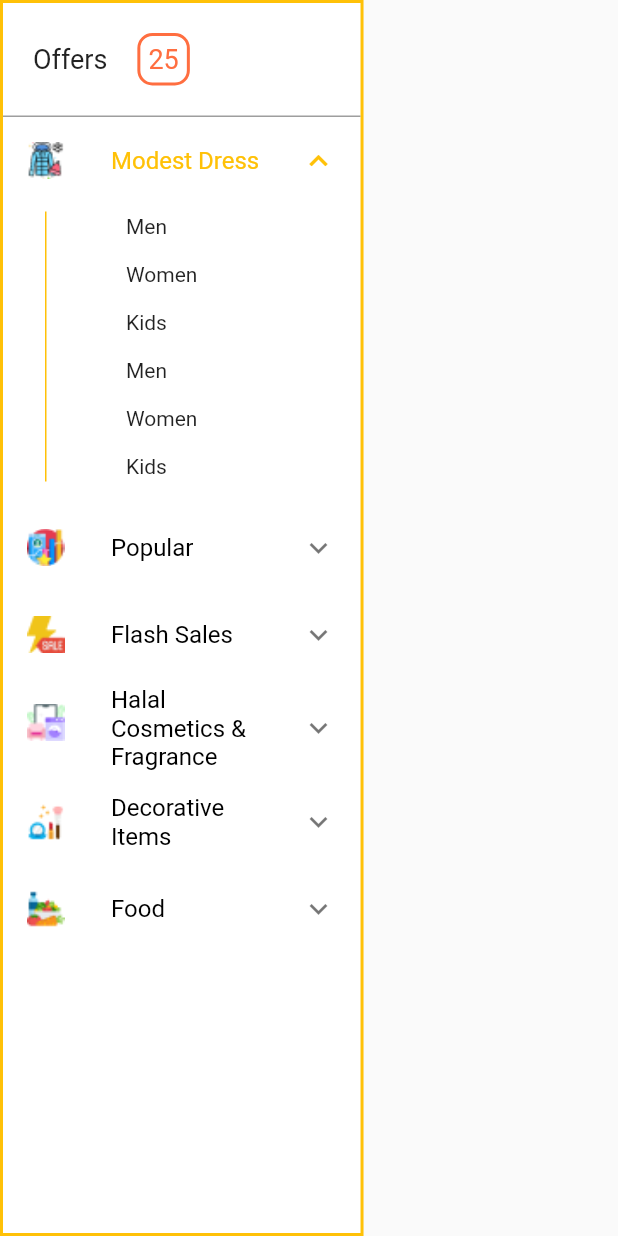
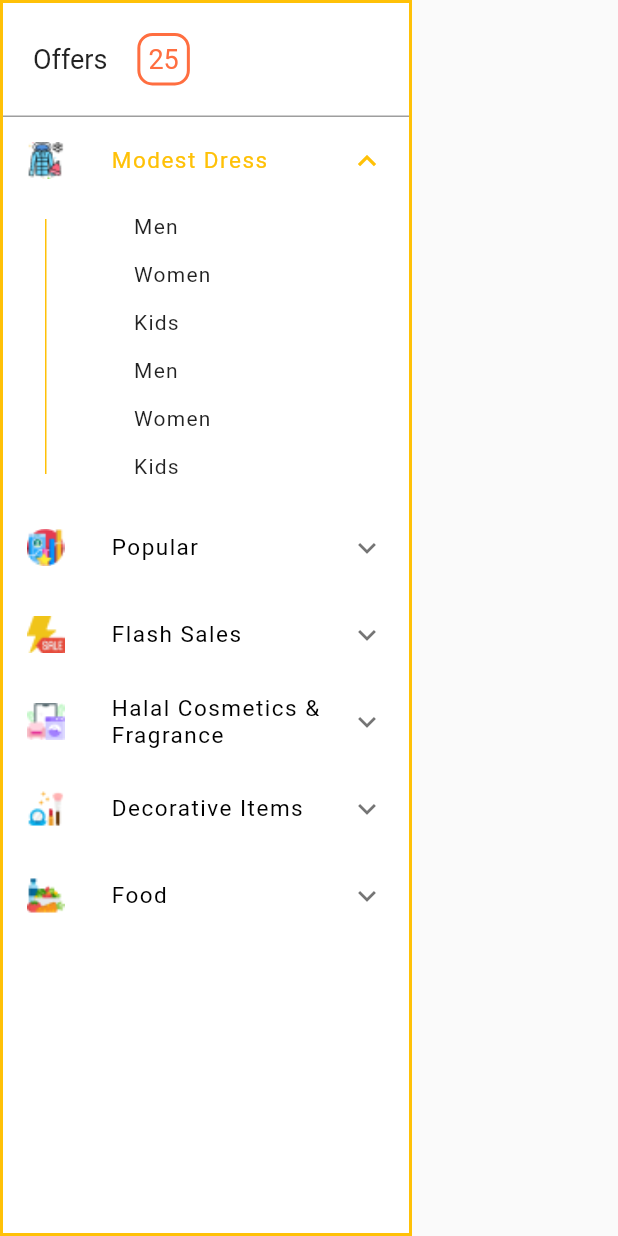
Before and after one commit to AsifMostafiz1/flutter_complex_drawer, a Flutter app: the MyDrawer widget shown alone on an empty page, opened directly, after a tap on "Modest Dress", on a phone screen of 412 x 824 dp. Run offline on Flutter 3.47's test engine with Material 2 defaults, Android fonts, the phone set to English and light mode, and no system bars.

Commit message:
first commit

```diff
--- a/lib/drawer.dart
+++ b/lib/drawer.dart
@@ -43,7 +43,7 @@ class _MyDrawerState extends State<MyDrawer> {
         width: MediaQuery
             .of(context)
             .size
-            .width / 1.7,
+            .width / 1.5,
         decoration: BoxDecoration(
             color: Colors.white,
             border: Border.all(color: Colors.amber, width: 2)),
@@ -68,19 +68,21 @@ class _MyDrawerState extends State<MyDrawer> {
                       Padding(
                         padding: const EdgeInsets.only(left: 28.0,bottom: 8),
                         child: Row(
+                          crossAxisAlignment: CrossAxisAlignment.center,
                             children: [
+
                               Container(width: 1,
-                                height: submenuList.length * 30,
+                                height: submenuList.length * 30-10,
                                 color: Colors.amber,),
 
-                              const SizedBox(width: 45,),
+                              const SizedBox(width: 50,),
 
                               SizedBox(height: submenuList.length * 32,
                                 width: 150,
                                 child: ListView.builder(itemBuilder: (BuildContext context,index){
                                   return Padding(
                                     padding: const EdgeInsets.all(8.0),
-                                    child: Text(submenuList[index]),
+                                    child: Text(submenuList[index],style: const TextStyle(letterSpacing: .8),),
                                   );
                                 },
                                   itemCount: submenuList.length,
@@ -95,7 +97,7 @@ class _MyDrawerState extends State<MyDrawer> {
                     //leading: Icon(Icons.email_outlined),
                     leading: Container(height: 25,width: 25,child: Image.asset(drawerList.icon,fit: BoxFit.cover,),
                     ),
-                    title: Text(drawerList.title),
+                    title: Text(drawerList.title,style: const TextStyle(letterSpacing: 1,fontSize: 15),),
                     iconColor: Colors.amber,
                     textColor: Colors.amber,
                     collapsedTextColor: Colors.black,
```
